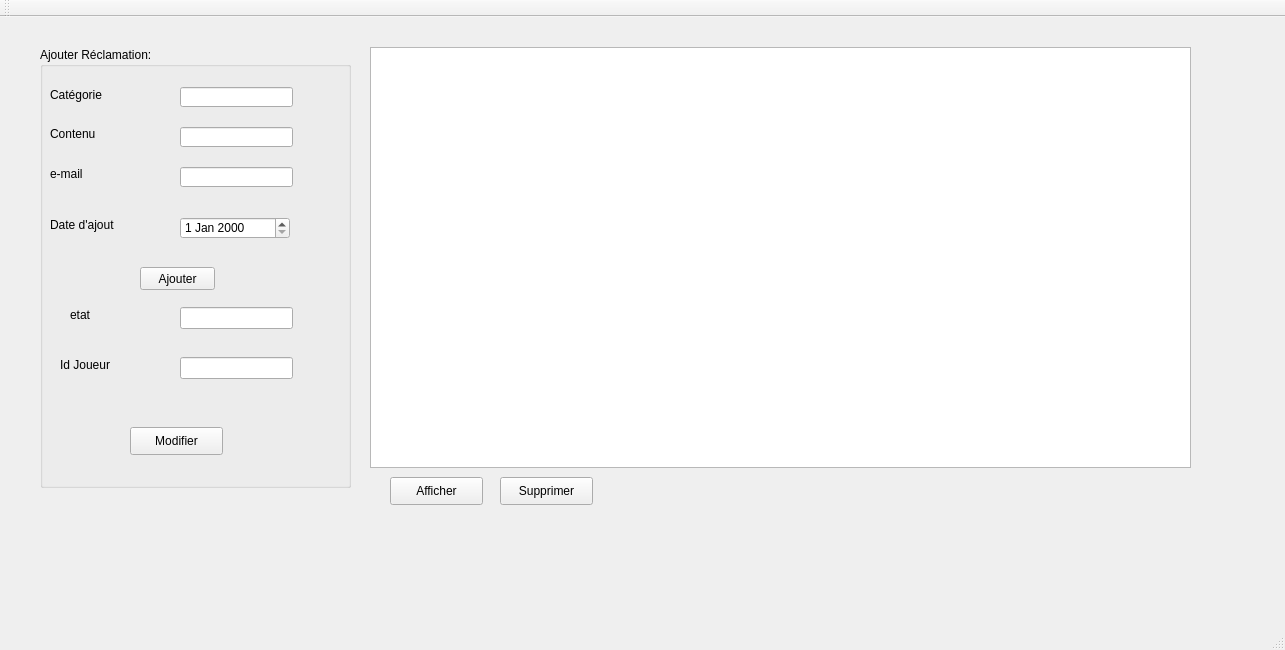
FirasJery/Olympic_games_2A15, file mainwindow.ui: the form before one commit.
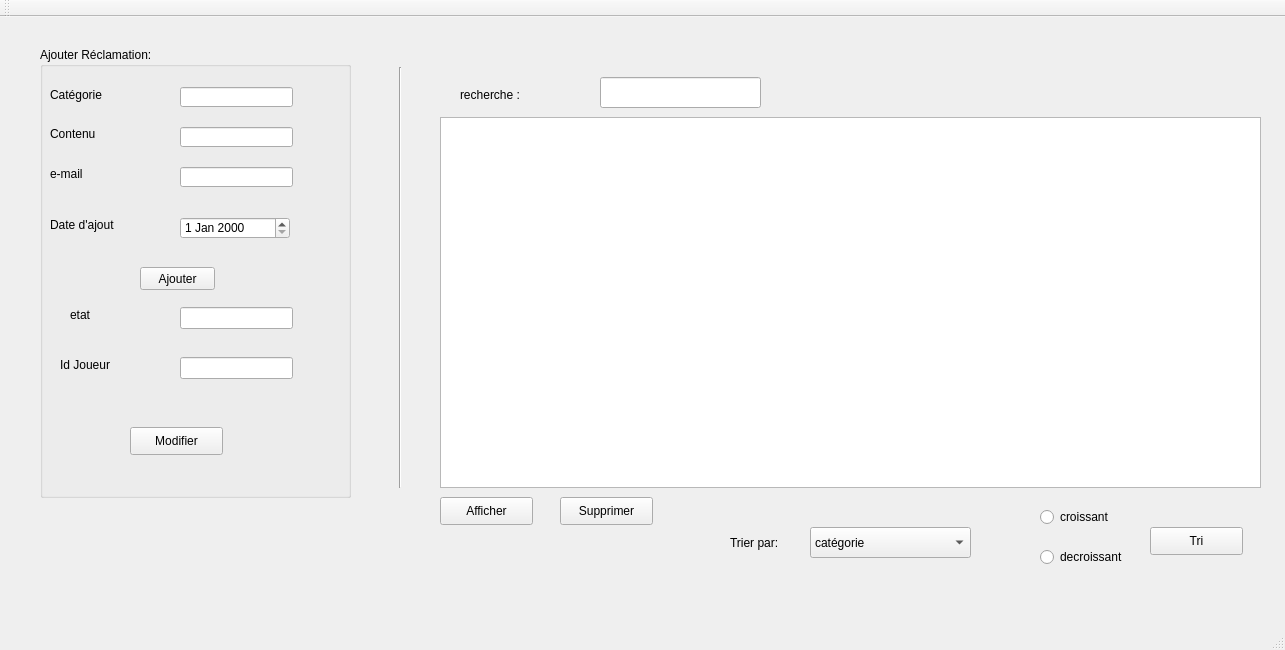
The form after the commit.

Commit message: added tri and recherche

```diff
--- a/mainwindow.ui
+++ b/mainwindow.ui
@@ -20,7 +20,7 @@
       <x>40</x>
       <y>30</y>
       <width>311</width>
-      <height>441</height>
+      <height>451</height>
      </rect>
     </property>
     <property name="title">
@@ -194,18 +194,18 @@
    <widget class="QTableView" name="tableView">
     <property name="geometry">
      <rect>
-      <x>370</x>
-      <y>30</y>
+      <x>440</x>
+      <y>100</y>
       <width>821</width>
-      <height>421</height>
+      <height>371</height>
      </rect>
     </property>
    </widget>
    <widget class="QPushButton" name="pushButton_2">
     <property name="geometry">
      <rect>
-      <x>500</x>
-      <y>460</y>
+      <x>560</x>
+      <y>480</y>
       <width>93</width>
       <height>28</height>
      </rect>
@@ -217,8 +217,8 @@
    <widget class="QPushButton" name="pushButton_3">
     <property name="geometry">
      <rect>
-      <x>390</x>
-      <y>460</y>
+      <x>440</x>
+      <y>480</y>
       <width>93</width>
       <height>28</height>
      </rect>
@@ -227,6 +227,119 @@
      <string>Afficher</string>
     </property>
    </widget>
+   <widget class="Line" name="line">
+    <property name="geometry">
+     <rect>
+      <x>390</x>
+      <y>50</y>
+      <width>20</width>
+      <height>421</height>
+     </rect>
+    </property>
+    <property name="orientation">
+     <enum>Qt::Vertical</enum>
+    </property>
+   </widget>
+   <widget class="QRadioButton" name="radioButton">
+    <property name="geometry">
+     <rect>
+      <x>1040</x>
+      <y>490</y>
+      <width>97</width>
+      <height>20</height>
+     </rect>
+    </property>
+    <property name="text">
+     <string>croissant</string>
+    </property>
+   </widget>
+   <widget class="QRadioButton" name="radioButton_2">
+    <property name="geometry">
+     <rect>
+      <x>1040</x>
+      <y>530</y>
+      <width>97</width>
+      <height>20</height>
+     </rect>
+    </property>
+    <property name="text">
+     <string>decroissant</string>
+    </property>
+   </widget>
+   <widget class="QPushButton" name="pushButton_5">
+    <property name="geometry">
+     <rect>
+      <x>1150</x>
+      <y>510</y>
+      <width>93</width>
+      <height>28</height>
+     </rect>
+    </property>
+    <property name="text">
+     <string>Tri</string>
+    </property>
+   </widget>
+   <widget class="QLabel" name="label_7">
+    <property name="geometry">
+     <rect>
+      <x>730</x>
+      <y>510</y>
+      <width>71</width>
+      <height>31</height>
+     </rect>
+    </property>
+    <property name="text">
+     <string>Trier par:</string>
+    </property>
+   </widget>
+   <widget class="QComboBox" name="comboBox">
+    <property name="geometry">
+     <rect>
+      <x>810</x>
+      <y>510</y>
+      <width>161</width>
+      <height>31</height>
+     </rect>
+    </property>
+    <item>
+     <property name="text">
+      <string>catégorie</string>
+     </property>
+    </item>
+    <item>
+     <property name="text">
+      <string>date d'ajout</string>
+     </property>
+    </item>
+    <item>
+     <property name="text">
+      <string>etat</string>
+     </property>
+    </item>
+   </widget>
+   <widget class="QLabel" name="label_8">
+    <property name="geometry">
+     <rect>
+      <x>460</x>
+      <y>70</y>
+      <width>101</width>
+      <height>16</height>
+     </rect>
+    </property>
+    <property name="text">
+     <string>recherche :</string>
+    </property>
+   </widget>
+   <widget class="QLineEdit" name="lineEdit">
+    <property name="geometry">
+     <rect>
+      <x>600</x>
+      <y>60</y>
+      <width>161</width>
+      <height>31</height>
+     </rect>
+    </property>
+   </widget>
   </widget>
   <widget class="QMenuBar" name="menuBar">
    <property name="geometry">
```
The commit also changes 5 other files.
